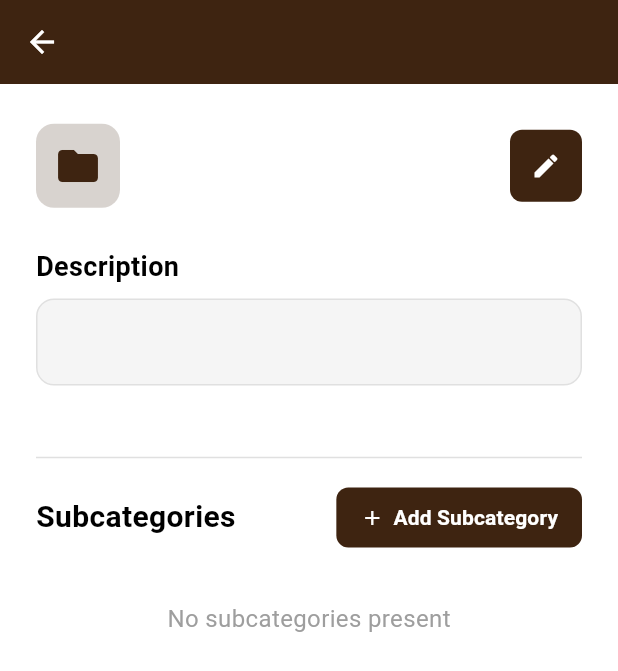
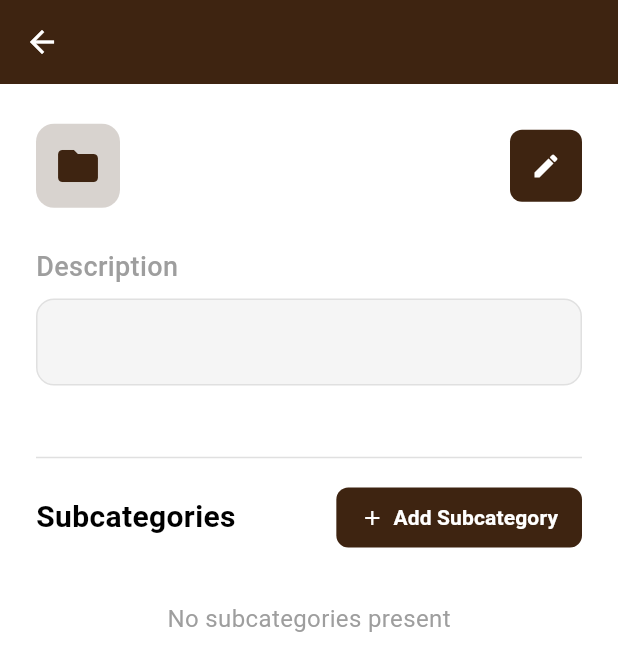
Before and after one commit to hamdiqbal/pass_manager, a Flutter app: the MasterBranchDetailPage screen opened directly with empty values, on a phone screen of 412 x 824 dp. Shown: the top 671 px of the screen. Run offline on Flutter 3.47's test engine with Material 3 defaults, Android fonts, the phone set to English and light mode, and no system bars; our stand-ins replace cloud_firestore, firebase_auth, firebase_core, local_auth, shared_preferences; accounts and stored records are empty.

Commit message:
heading light

```diff
--- a/lib/pages/master_branch_detail_page.dart
+++ b/lib/pages/master_branch_detail_page.dart
@@ -125,8 +125,8 @@ class _MasterBranchDetailPageState extends State<MasterBranchDetailPage> {
                   'Description',
                   style: TextStyle(
                     fontSize: 18,
-                    fontWeight: FontWeight.bold,
-                    color: Colors.black,
+                    fontWeight: FontWeight.w500,
+                    color: Colors.grey,
                   ),
                 ),
                 const SizedBox(height: 8),
@@ -158,8 +158,8 @@ class _MasterBranchDetailPageState extends State<MasterBranchDetailPage> {
                     'Custom Fields',
                     style: TextStyle(
                       fontSize: 18,
-                      fontWeight: FontWeight.bold,
-                      color: Colors.black,
+                      fontWeight: FontWeight.w500,
+                      color: Colors.grey,
                     ),
                   ),
                   const SizedBox(height: 12),
```
Also changed, not shown: lib/pages/subcategory_detail_page.dart (+4 -4 lines).
